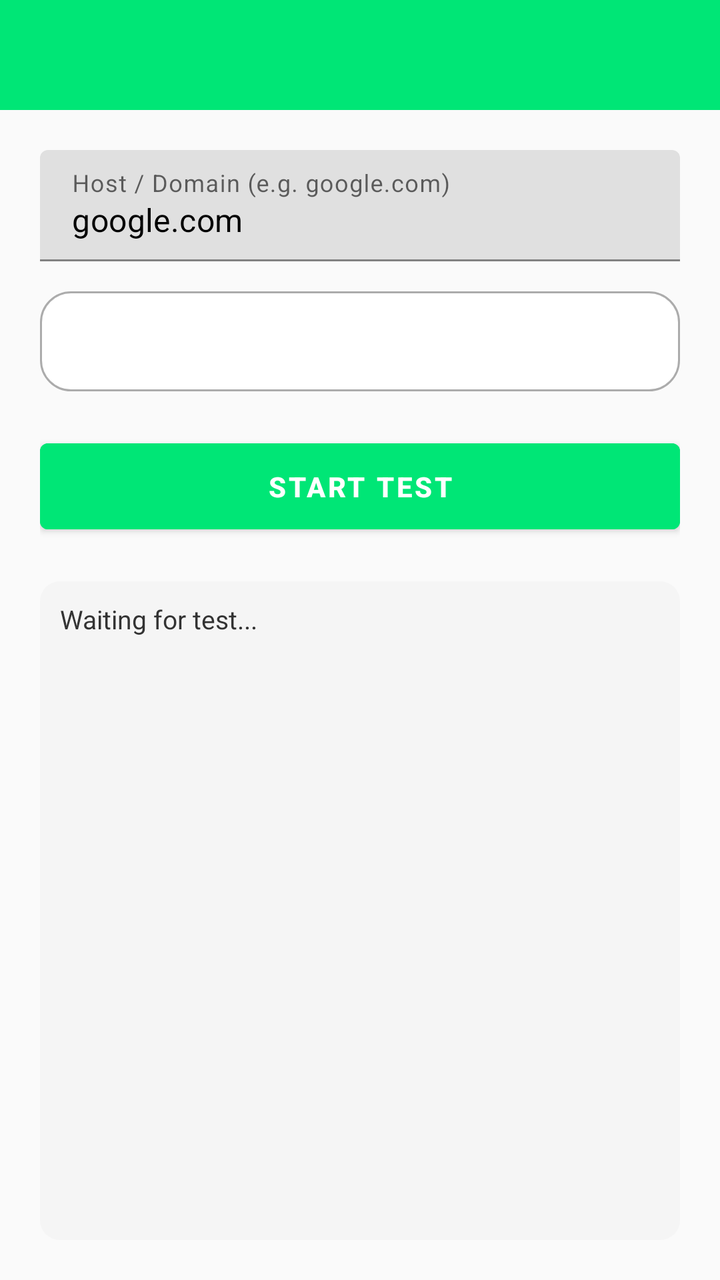
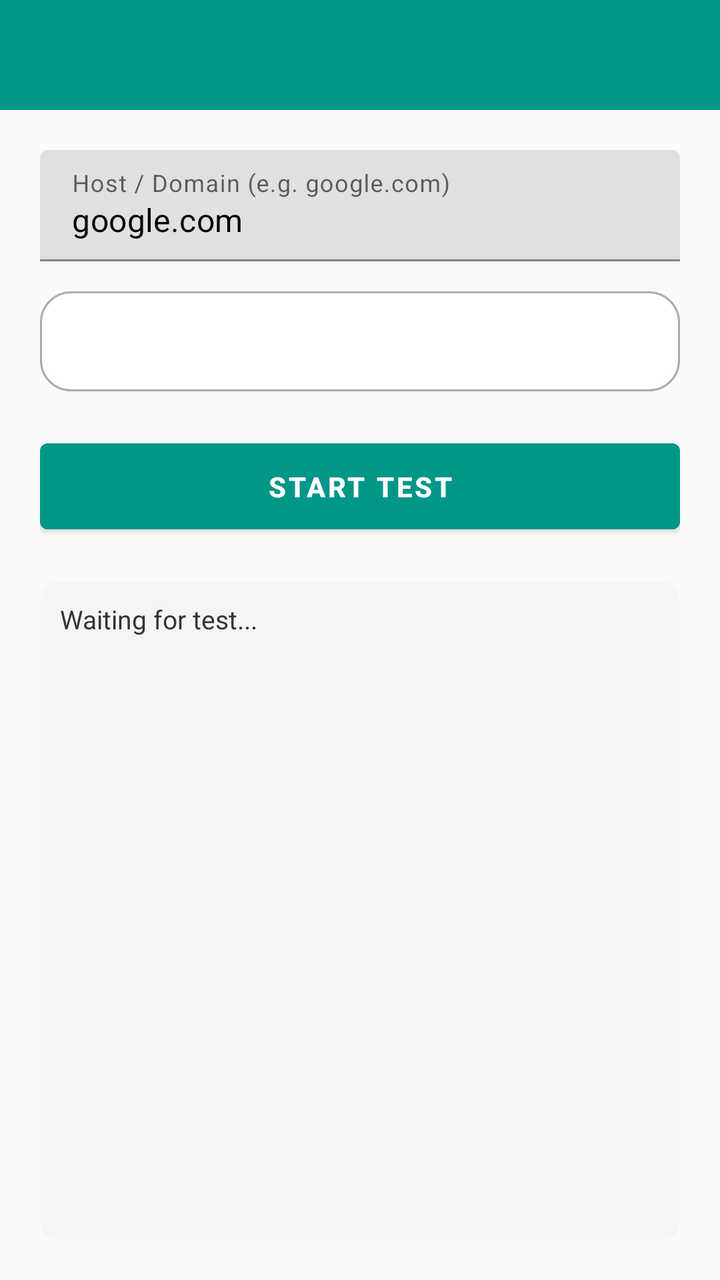

The first picture is an Android layout as it rendered before a commit; the second is the same layout after the commit. The layout source and the unified diff follow.
<!-- AndroidManifest.xml: application theme AppTheme -->
<!-- res/layout/activity_dns.xml -->
<?xml version="1.0" encoding="utf-8"?>
<LinearLayout xmlns:android="http://schemas.android.com/apk/res/android"
    android:layout_width="match_parent"
    android:layout_height="match_parent"
    android:orientation="vertical"
    android:background="#FAFAFA">

    <com.google.android.material.appbar.AppBarLayout
        android:layout_width="match_parent"
        android:layout_height="wrap_content"
        android:theme="@style/ThemeOverlay.AppCompat.Dark.ActionBar">

        <androidx.appcompat.widget.Toolbar
            android:id="@+id/toolbar_dns"
            android:layout_width="match_parent"
            android:layout_height="55dp"
            android:background="#00E676"
            android:minHeight="?attr/actionBarSize" />

    </com.google.android.material.appbar.AppBarLayout>

    <LinearLayout
        android:layout_width="match_parent"
        android:layout_height="match_parent"
        android:orientation="vertical"
        android:padding="20dp">

        <com.google.android.material.textfield.TextInputLayout
            android:layout_width="match_parent"
            android:layout_height="wrap_content"
            android:hint="Host / Domain (e.g. google.com)">

            <EditText
                android:id="@+id/et_domain"
                android:layout_width="match_parent"
                android:layout_height="wrap_content"
                android:inputType="textUri"
                android:text="google.com"
                android:maxLines="1"/>
        </com.google.android.material.textfield.TextInputLayout>

        <Spinner
            android:id="@+id/spinner_dns_type"
            android:layout_width="match_parent"
            android:layout_height="50dp"
            android:layout_marginTop="15dp"
            android:background="@drawable/fix_spin_frame_light" />

        <Button
            android:id="@+id/btn_test_dns"
            android:layout_width="match_parent"
            android:layout_height="55dp"
            android:layout_marginTop="20dp"
            android:backgroundTint="#00E676"
            android:textColor="#FFFFFF"
            android:textStyle="bold"
            android:text="START TEST" />

        <ScrollView
            android:layout_width="match_parent"
            android:layout_height="match_parent"
            android:layout_marginTop="20dp"
            android:background="@drawable/fix_box_card_frame_light"
            android:padding="10dp">

            <TextView
                android:id="@+id/tv_result"
                android:layout_width="match_parent"
                android:layout_height="wrap_content"
                android:textColor="#333333"
                android:textSize="13sp"
                android:text="Waiting for test..." />
        </ScrollView>
    </LinearLayout>
</LinearLayout>
<!-- resources referenced by this layout -->
<resources>
  <!-- drawable fix_box_card_frame_light (drawable) -->
  <?xml version="1.0" encoding="utf-8"?>
  <shape xmlns:android="http://schemas.android.com/apk/res/android"
      android:shape="rectangle">
      <corners android:radius="10dp" />
      <solid android:color="@color/white_light" />
  </shape>
  <!-- drawable fix_spin_frame_light (drawable) -->
  <?xml version="1.0" encoding="utf-8"?>
  <shape xmlns:android="http://schemas.android.com/apk/res/android"
      android:shape="rectangle">
      <corners android:radius="15dp" />
      <solid android:color="@color/white" />
      <stroke
          android:width="1dp"
          android:color="@color/transparent2" />
  </shape>
  <style name="AppTheme" parent="Theme.MaterialComponents.Light.NoActionBar">
          <item name="colorPrimary">#D32F2F</item>
          <item name="colorPrimaryDark">#B71C1C</item>
          <item name="colorAccent">#D32F2F</item>
          
          <item name="android:textColorPrimary">@android:color/black</item>
          <item name="android:textColorSecondary">@android:color/darker_gray</item>
      </style>
  <color name="white_light">#f5f5f5</color>
  <color name="white">#ffffff</color>
  <color name="transparent2">#9c7a7a7a</color>
</resources>

<!-- the commit's change to res/layout/activity_dns.xml (unified diff, before → after) -->
@@ -14,7 +14,7 @@
             android:id="@+id/toolbar_dns"
             android:layout_width="match_parent"
             android:layout_height="55dp"
-            android:background="#00E676"
+            android:background="#009688"
             android:minHeight="?attr/actionBarSize" />
 
     </com.google.android.material.appbar.AppBarLayout>
@@ -51,7 +51,7 @@
             android:layout_width="match_parent"
             android:layout_height="55dp"
             android:layout_marginTop="20dp"
-            android:backgroundTint="#00E676"
+            android:backgroundTint="#009688"
             android:textColor="#FFFFFF"
             android:textStyle="bold"
             android:text="START TEST" />
<!-- resource entries referenced after the edit -->
@@ -18,9 +18,9 @@
           android:color="@color/transparent2" />
   </shape>
   <style name="AppTheme" parent="Theme.MaterialComponents.Light.NoActionBar">
-          <item name="colorPrimary">#D32F2F</item>
-          <item name="colorPrimaryDark">#B71C1C</item>
-          <item name="colorAccent">#D32F2F</item>
+          <item name="colorPrimary">#009688</item>
+          <item name="colorPrimaryDark">#00796B</item>
+          <item name="colorAccent">#009688</item>
           
           <item name="android:textColorPrimary">@android:color/black</item>
           <item name="android:textColorSecondary">@android:color/darker_gray</item>
